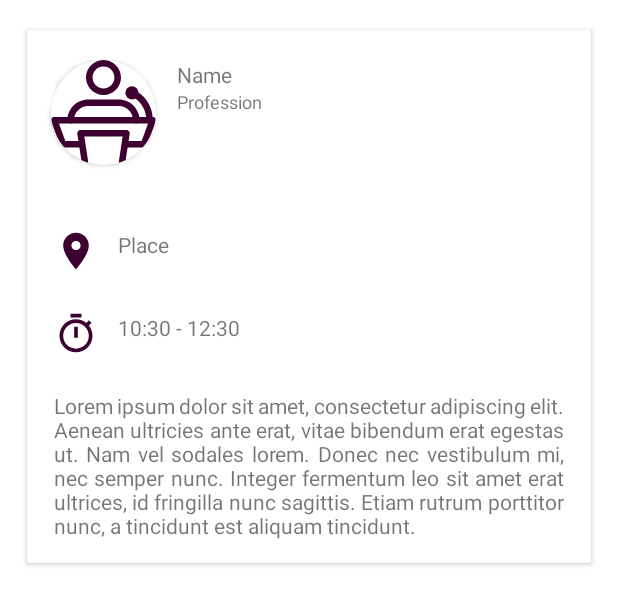
After one commit to condomcom/DomConMobile, an Android app: the layout card_speaker_item.xml on its own in the app's theme, with its tools: preview values and no code run, on a phone screen of 412 x 824 dp. The commit adds this screen. Shown: the top 605 px of the screen. Run offline under Robolectric (Android 15) with nearby library versions, the phone set to English and light mode, and no system bars.

Commit message:
added speakers
added speakers

```diff
--- /dev/null
+++ b/app/src/main/res/drawable/ic_baseline_timer_24.xml
@@ -0,0 +1,5 @@
+<vector android:height="24dp" android:tint="#3E0030"
+    android:viewportHeight="24" android:viewportWidth="24"
+    android:width="24dp" xmlns:android="http://schemas.android.com/apk/res/android">
+    <path android:fillColor="@android:color/white" android:pathData="M15,1L9,1v2h6L15,1zM11,14h2L13,8h-2v6zM19.03,7.39l1.42,-1.42c-0.43,-0.51 -0.9,-0.99 -1.41,-1.41l-1.42,1.42C16.07,4.74 14.12,4 12,4c-4.97,0 -9,4.03 -9,9s4.02,9 9,9 9,-4.03 9,-9c0,-2.12 -0.74,-4.07 -1.97,-5.61zM12,20c-3.87,0 -7,-3.13 -7,-7s3.13,-7 7,-7 7,3.13 7,7 -3.13,7 -7,7z"/>
+</vector>
--- /dev/null
+++ b/app/src/main/res/drawable/ic_place.xml
@@ -0,0 +1,5 @@
+<vector android:height="24dp" android:tint="#3E0030"
+    android:viewportHeight="24" android:viewportWidth="24"
+    android:width="24dp" xmlns:android="http://schemas.android.com/apk/res/android">
+    <path android:fillColor="@android:color/white" android:pathData="M12,2C8.13,2 5,5.13 5,9c0,5.25 7,13 7,13s7,-7.75 7,-13c0,-3.87 -3.13,-7 -7,-7zM12,11.5c-1.38,0 -2.5,-1.12 -2.5,-2.5s1.12,-2.5 2.5,-2.5 2.5,1.12 2.5,2.5 -1.12,2.5 -2.5,2.5z"/>
+</vector>
--- /dev/null
+++ b/app/src/main/res/layout/card_speaker_item.xml
@@ -0,0 +1,125 @@
+<?xml version="1.0" encoding="utf-8"?>
+<androidx.cardview.widget.CardView xmlns:android="http://schemas.android.com/apk/res/android"
+    xmlns:app="http://schemas.android.com/apk/res-auto"
+    xmlns:tools="http://schemas.android.com/tools"
+    style="@style/CardView.Light"
+    android:layout_width="match_parent"
+    android:layout_height="wrap_content"
+    android:layout_marginTop="20dp"
+    android:layout_marginStart="18dp"
+    android:layout_marginEnd="18dp"
+    android:layout_gravity="center_horizontal">
+
+    <LinearLayout
+        android:layout_width="match_parent"
+        android:layout_height="wrap_content"
+        android:background="@color/text_light"
+        android:orientation="vertical">
+
+        <RelativeLayout
+            android:layout_width="match_parent"
+            android:layout_height="90dp"
+            android:layout_marginTop="20dp">
+
+            <androidx.cardview.widget.CardView
+                android:layout_width="wrap_content"
+                android:layout_height="wrap_content"
+                app:cardCornerRadius="35dp"
+
+                android:layout_marginLeft="16dp">
+
+                <ImageView
+                    android:id="@+id/image_speaker"
+                    android:layout_width="70dp"
+                    android:layout_height="70dp"
+                    android:scaleType="centerCrop"
+                    android:src="@drawable/ic_speaker"/>
+
+            </androidx.cardview.widget.CardView>
+
+            <TextView
+                android:id="@+id/t_speaker_name"
+                android:layout_width="wrap_content"
+                android:layout_height="wrap_content"
+                android:layout_marginStart="100dp"
+                android:text="Name"
+                android:theme="@style/TextViewCardTitle" />
+
+            <TextView
+                android:textSize="12sp"
+                android:id="@+id/t_speaker_profession"
+                android:layout_width="wrap_content"
+                android:layout_height="wrap_content"
+                android:layout_marginStart="100dp"
+                android:text="Profession"
+                android:theme="@style/TextViewCardAccent"
+                android:layout_below="@id/t_speaker_name"
+                />
+
+        </RelativeLayout>>
+
+        <LinearLayout
+            android:layout_marginTop="15dp"
+            android:layout_width="match_parent"
+            android:layout_height="40dp">
+
+            <View
+                android:layout_width="29dp"
+                android:layout_height="29dp"
+                android:layout_marginStart="18dp"
+                android:layout_marginTop="7dp"
+                android:layout_marginBottom="20dp"
+                android:background="@drawable/ic_place" />
+
+            <TextView
+                android:id="@+id/t_speaker_place"
+                android:layout_width="wrap_content"
+                android:layout_height="wrap_content"
+                android:layout_marginStart="13dp"
+                android:layout_marginTop="8dp"
+                android:text="Place"
+                android:theme="@style/TextViewCardAccent" />
+
+        </LinearLayout>
+
+        <LinearLayout
+            android:layout_marginTop="15dp"
+            android:layout_width="match_parent"
+            android:layout_height="40dp"
+            android:layout_marginBottom="20dp">
+
+            <View
+                android:layout_width="29dp"
+                android:layout_height="29dp"
+                android:layout_marginStart="18dp"
+                android:layout_marginTop="7dp"
+                android:layout_marginBottom="20dp"
+                android:background="@drawable/ic_baseline_timer_24" />
+
+            <TextView
+                android:id="@+id/t_duration_perf"
+                android:layout_width="wrap_content"
+                android:layout_height="wrap_content"
+                android:layout_marginStart="13dp"
+                android:layout_marginTop="8dp"
+                android:text="10:30 - 12:30"
+                android:theme="@style/TextViewCardAccent" />
+
+        </LinearLayout>
+
+        <TextView
+            android:id="@+id/t_description_speaker"
+            android:layout_width="match_parent"
+            android:layout_height="wrap_content"
+            android:layout_marginStart="18dp"
+            android:layout_marginEnd="18dp"
+            android:layout_marginBottom="15dp"
+            android:ellipsize="end"
+            android:justificationMode="inter_word"
+            android:maxLines="6"
+            android:text="Lorem ipsum dolor sit amet, consectetur adipiscing elit. Aenean ultricies ante erat, vitae bibendum erat egestas ut. Nam vel sodales lorem. Donec nec vestibulum mi, nec semper nunc. Integer fermentum leo sit amet erat ultrices, id fringilla nunc sagittis. Etiam rutrum porttitor nunc, a tincidunt est aliquam tincidunt."
+            android:theme="@style/TextViewCardDescription" />
+
+    </LinearLayout>
+
+</androidx.cardview.widget.CardView>
```
Also changed, not shown: app/src/main/java/com/example/condom/navigation/SpeakerFragment.java (+23 -6 lines), app/src/main/java/com/example/condom/speakers/SpeakersAdapter.java (added, +94 -0 lines), app/src/main/java/com/example/condom/speakers/SpeakersCardsItem.java (added, +51 -0 lines), app/src/main/res/layout/fragment_speaker.xml (+7 -0 lines), app/src/main/res/drawable/rofl_photo.jpg (added).
